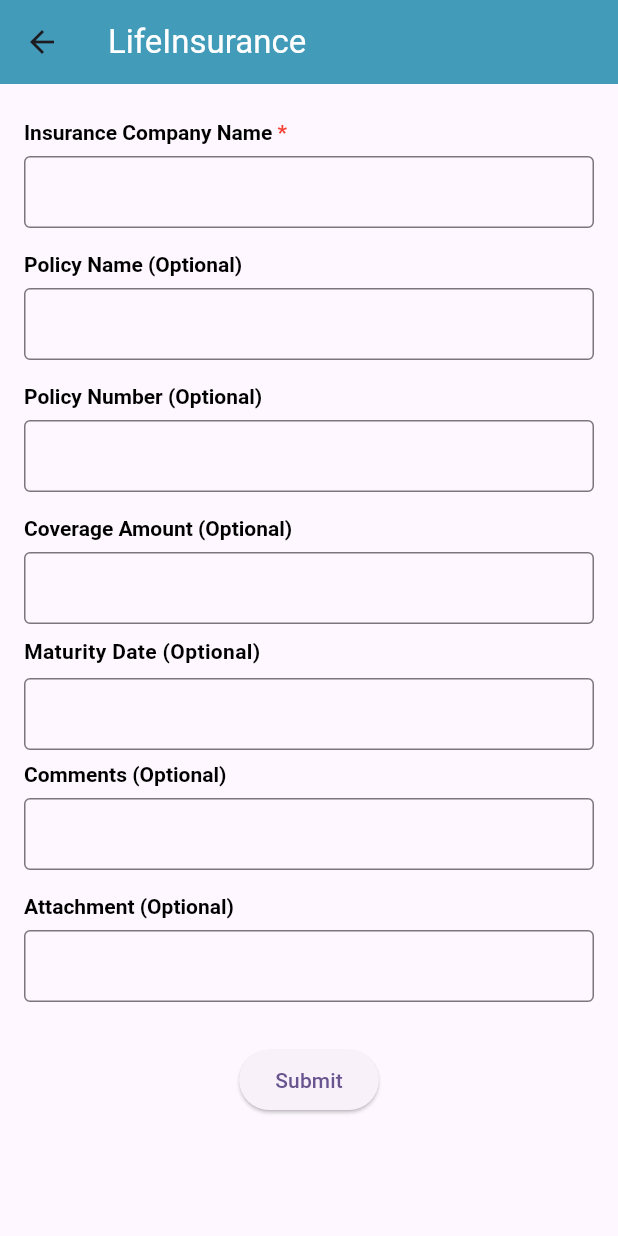
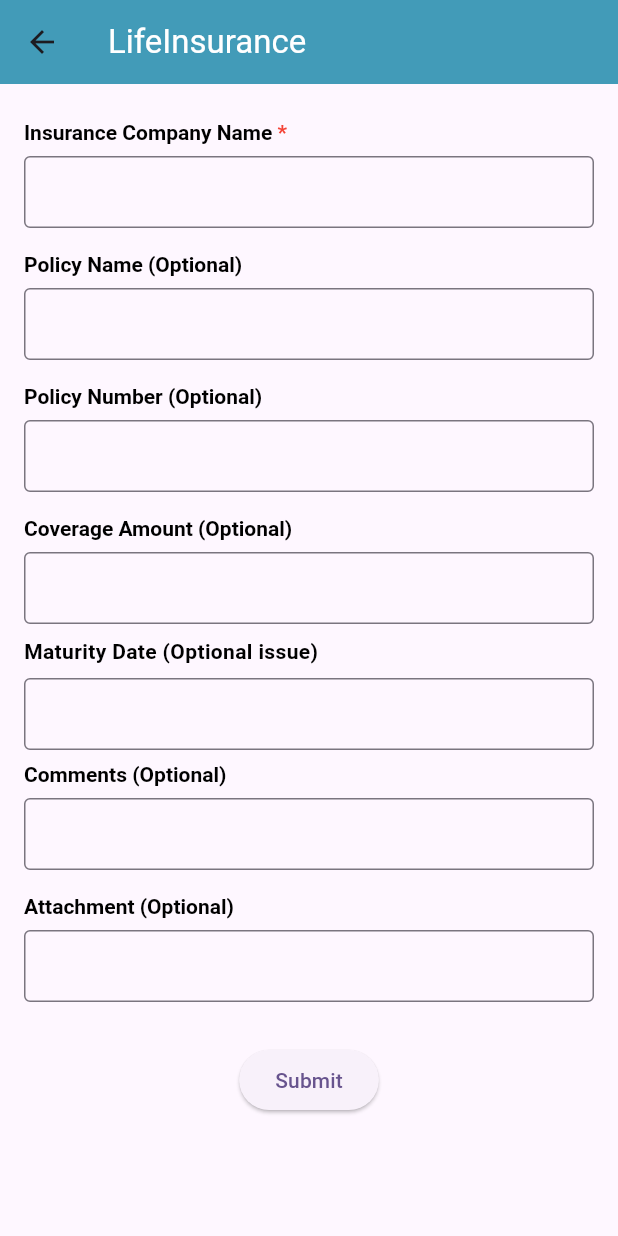
Before and after one commit to Hambra-Bsure/Bsure_new, a Flutter app: the LifeInsuranceAdd screen opened directly with empty values, on a phone screen of 412 x 824 dp. Run offline on Flutter 3.47's test engine with Material 3 defaults, Android fonts, the phone set to English and light mode, and no system bars; our stand-ins replace dio, expandable_text, file_picker, fluttertoast, freezed_annotation, lottie and 6 more; accounts and stored records are empty; generated files the repository leaves out were written again.

Commit message:
Fix issue with life insurance

```diff
--- a/lib/Screens/Assets/post_asset_addition/LifeInsurance.dart
+++ b/lib/Screens/Assets/post_asset_addition/LifeInsurance.dart
@@ -60,7 +60,7 @@ class _LifeInsuranceAddState extends State<LifeInsuranceAdd> {
               ),
               buildDateField(
                 controller: _maturityDateController,
-                labelText: 'Maturity Date (Optional)',
+                labelText: 'Maturity Date (Optional issue)',
                 mandatory: false,
               ),
               buildTextField(
```
